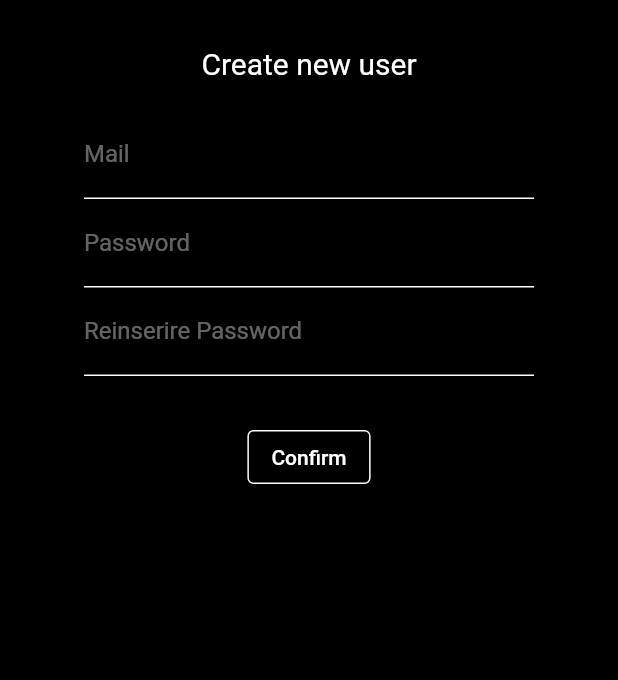
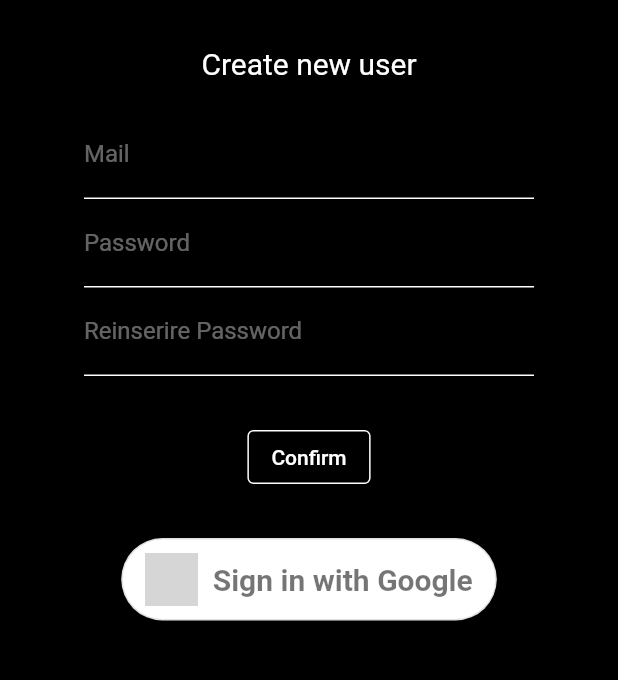
Before and after one commit to Temameglio/PoliMeet-Flutter, a Flutter app: the SignUpPage screen opened directly, on a phone screen of 412 x 824 dp, the part 68-748 px from its top. Run offline on Flutter 3.47's test engine with Material 2 defaults, Android fonts, the phone set to English and light mode, and no system bars; our stand-ins replace firebase_auth, firebase_core; accounts and stored records are empty; grey boxes are pictures that could not be loaded.

Commit message:
Implemened UI for signUp with Google OAuth

```diff
--- a/polimeet copia/lib/main.dart
+++ b/polimeet copia/lib/main.dart
@@ -433,14 +433,91 @@ class _SignUpPageState extends State<SignUpPage> {
                       "Confirm",
                       style: TextStyle(color: Colors.white),
                     ))),
+            FutureBuilder(
+              future: Authentication.initializeFirebase(context: context),
+              builder: (context, snapshot) {
+              if (snapshot.hasError) {
+                  return const Text('Error initializing Firebase');
+              }else if (snapshot.connectionState == ConnectionState.done) {
+                  return const GoogleSignInButton();
+              }return CircularProgressIndicator()
+              ;}
+            ),
           ],
         ),
       ),
     );
   }
+}
+
+class GoogleSignInButton extends StatefulWidget {
+  const GoogleSignInButton({super.key});
+
+  @override
+  _GoogleSignInButtonState createState() => _GoogleSignInButtonState();
+}
+
+class _GoogleSignInButtonState extends State<GoogleSignInButton> {
+  bool _isSigningIn = false;
+
+  @override
+  Widget build(BuildContext context) {
+    return Padding(
+      padding: const EdgeInsets.only(bottom: 16.0),
+      child: _isSigningIn
+          ? const CircularProgressIndicator(
+        valueColor: AlwaysStoppedAnimation<Color>(Colors.white),
+      )
+          : OutlinedButton(
+          style: ButtonStyle(
+            backgroundColor: MaterialStateProperty.all(Colors.white),
+            shape: MaterialStateProperty.all(
+              RoundedRectangleBorder(
+                borderRadius: BorderRadius.circular(40),
+              ),
+            ),
+          ),
+          onPressed: () async {
+            setState(() {
+              _isSigningIn = true;
+            });
+
+            // TODO: Add a method call to the Google Sign-In authentication
+
+            setState(() {
+              _isSigningIn = false;
+            });
+          },
+          child: Padding(
+          padding: const EdgeInsets.fromLTRB(0, 10, 0, 10),
+          child: Row(
+            mainAxisSize: MainAxisSize.min,
+            mainAxisAlignment: MainAxisAlignment.center,
+            children: const <Widget>[
+              Image(
+                image: AssetImage("assets/google_logo.png"),
+                height: 35.0,
+              ),
+              Padding(
+                padding: EdgeInsets.only(left: 10),
+                child: Text(
+                  'Sign in with Google',
+                  style: TextStyle(
+                    fontSize: 20,
+                    color: Colors.black54,
+                    fontWeight: FontWeight.w600,
+                  ),
+                ),
+              )
+            ],
+          ),
+        ),
+      ),
+    );
+  }
+}
 
 
-}
 
 
 /*class ProfileSetupPage extends StatefulWidget {
--- a/polimeet copia/pubspec.yaml
+++ b/polimeet copia/pubspec.yaml
@@ -32,13 +32,14 @@ dependencies:
   flutter:
     sdk: flutter
 
-
   # The following adds the Cupertino Icons font to your application.
   # Use with the CupertinoIcons class for iOS style icons.
   cupertino_icons: ^1.0.2
   extended_math: ^0.0.29+1
   firebase_core: ^2.1.1
   firebase_auth: ^4.1.1
+  google_sign_in: ^4.0.0
+
 
 dev_dependencies:
   flutter_test:
```
Also changed, not shown: polimeet copia/pubspec.lock, 1 other file.
